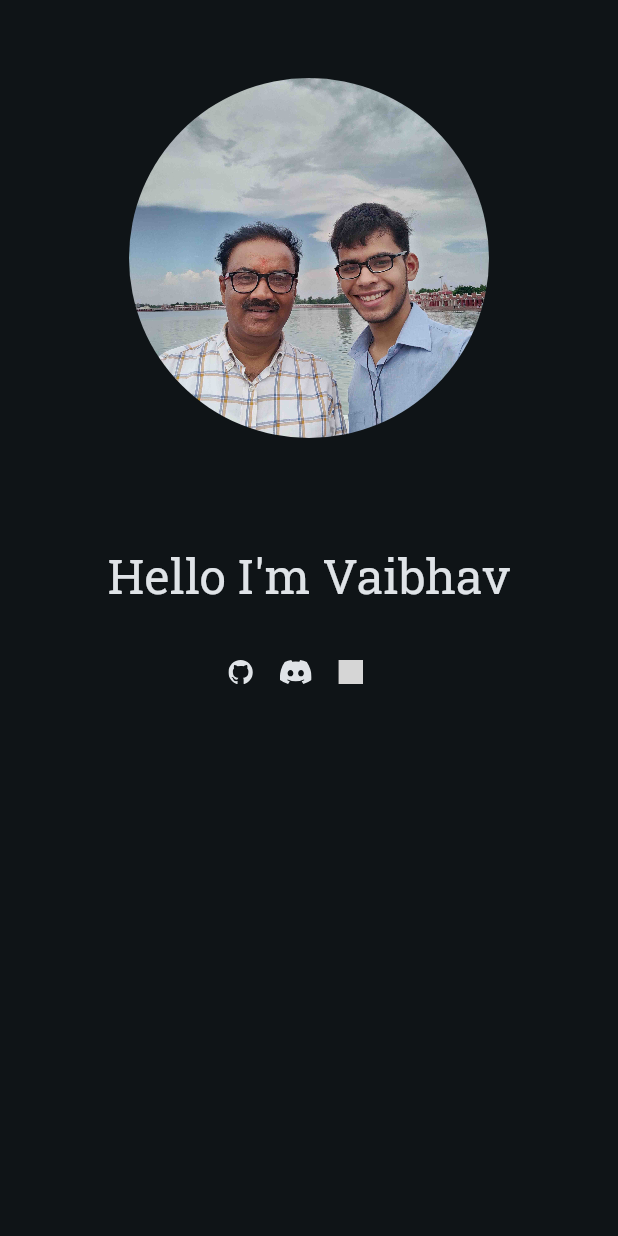
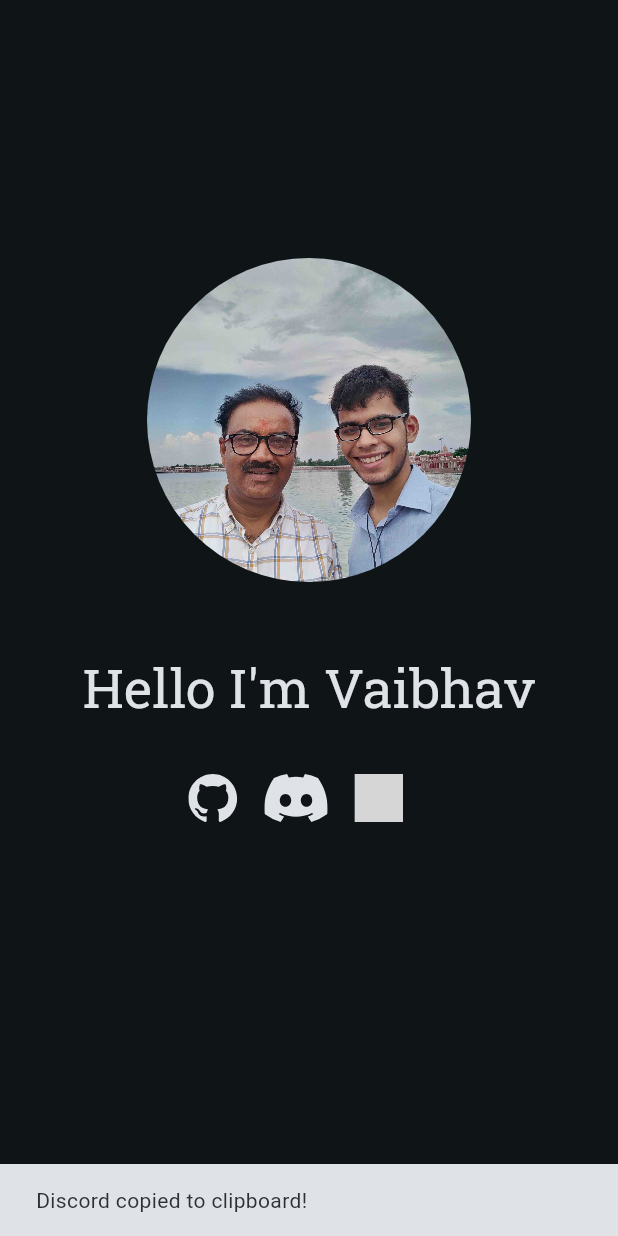
Before and after one commit to vaibhavppandey/material_portfolio_webapp, a Flutter app: the screen it shows after launch, after a tap on an icon or button, on a phone screen of 412 x 824 dp. Run offline on Flutter 3.47's test engine with Material 2 defaults, Android fonts, the phone set to English and light mode, and no system bars; drawn by our look-alikes of animated_text_kit; our stand-ins replace flutter_riverpod, flutter_svg, google_fonts; grey boxes are pictures that could not be loaded.

Commit message:
refactor(feat): fix functionality for socials

```diff
--- a/lib/src/entity/social.dart
+++ b/lib/src/entity/social.dart
@@ -4,9 +4,15 @@ import 'package:flutter/material.dart' show Color;
 class Social {
   final String asset;
   final Color color;
-  final Uri link;
+  final String payload;
+  final String type;
 
-  const Social({required this.asset, required this.color, required this.link});
+  const Social({
+    required this.asset,
+    required this.color,
+    required this.payload,
+    required this.type,
+  });
 
   factory Social.fromJson(Map<String, dynamic> json) {
     Color colorFromHexString(String hexColor) {
@@ -16,6 +22,7 @@ class Social {
     return Social(
         asset: json["asset"],
         color: colorFromHexString(json["color"]),
-        link: Uri.parse(json["link"]));
+        payload: json["link"],
+        type: json["type"]);
   }
 }
--- a/lib/src/layout/body.dart
+++ b/lib/src/layout/body.dart
@@ -36,6 +36,7 @@ class _PortfolioBodyState extends ConsumerState<PortfolioBody> {
           mainAxisSize: MainAxisSize.min,
           crossAxisAlignment: CrossAxisAlignment.center,
           children: <Widget>[
+            // if (platformNotifier.isMobile()) const Spacer(flex: 1),
             Flexible(
                 fit: FlexFit.loose,
                 flex: platformNotifier.isDesktop() ? 7 : 9,
--- a/lib/src/provider/platforms_provider.dart
+++ b/lib/src/provider/platforms_provider.dart
@@ -11,14 +11,14 @@ import 'package:material_portfolio_webapp/src/util/platform/abstract_platform.da
     show Platform;
 
 class PlatformsProvider extends StateNotifier<Platforms> {
-  PlatformsProvider() : super(Platforms.desktop);
+  PlatformsProvider() : super(Platforms.mobile);
 
   void setCurrentPltaform(Size size) {
     if (size.width >= 1024) {
       state = Platforms.desktop;
     } else if (size.width >= 768) {
       state = Platforms.tablet;
-    } else if (size.width >= 480) {
+    } else if (size.width >= 360) {
       state = Platforms.mobile;
     } else {
       state = Platforms.small;
--- a/lib/src/repository/data.dart
+++ b/lib/src/repository/data.dart
@@ -2,19 +2,22 @@ import 'package:material_portfolio_webapp/src/entity/social.dart' show Social;
 import 'package:flutter/material.dart' show Color;
 import 'dart:core';
 
-List<Social> socials = <Social>[
+List<Social> socials = const <Social>[
   Social(
       asset: "github",
-      color: const Color(0xFFFFFFFF),
-      link: Uri.parse("https://www.github.com/vaibhavppandey")),
+      color: Color(0xFFFFFFFF),
+      payload: "https://www.github.com/vaibhavppandey",
+      type: "link"),
   Social(
       asset: "discord",
-      color: const Color(0xFF7289DA),
-      link: Uri.parse("https://large-type.com/#vpp%231032")),
+      color: Color(0xFF7289DA),
+      payload: "vpp#1032",
+      type: "text"),
   Social(
       asset: "outlook",
-      color: const Color(0xFF0072C6),
-      link: Uri.parse("https://large-type.com/#vaibhav.ppandey%40outlook.com")),
+      color: Color(0xFF0072C6),
+      payload: "vaibhav.ppandey@outlook.com",
+      type: "mail"),
 ];
 
 List<String> texts = <String>[
--- a/lib/src/util/platform/small.dart
+++ b/lib/src/util/platform/small.dart
@@ -1,9 +1,9 @@
 import 'package:flutter/material.dart';
 import 'package:material_portfolio_webapp/src/util/platform/abstract_platform.dart';
 
-const double _height = 720;
+const double _height = 360;
 const Axis _direction = Axis.vertical;
-const double _iconSize = 16;
+const double _iconSize = 18;
 
 class Small implements Platform {
   @override
@@ -19,6 +19,6 @@ class Small implements Platform {
   @override
   TextStyle? buildTextStyle(BuildContext context) => Theme.of(context)
       .textTheme
-      .headlineLarge
+      .headlineMedium
       ?.copyWith(color: Theme.of(context).colorScheme.onBackground);
 }
--- a/lib/src/util/platform/tablet.dart
+++ b/lib/src/util/platform/tablet.dart
@@ -2,7 +2,7 @@ import 'package:flutter/material.dart';
 import 'package:material_portfolio_webapp/src/util/platform/abstract_platform.dart';
 
 const double _height = 720;
-const double _iconSize = 36;
+const double _iconSize = 32;
 const Axis _direction = Axis.vertical;
 
 class Tablet implements Platform {
--- a/lib/src/widget/social_svg_button.dart
+++ b/lib/src/widget/social_svg_button.dart
@@ -1,6 +1,11 @@
 import 'package:flutter/material.dart';
+import 'package:flutter/services.dart' show Clipboard, ClipboardData;
+
 import 'package:flutter_svg/svg.dart';
+import 'package:google_fonts/google_fonts.dart';
 import 'package:url_launcher/url_launcher.dart';
+import 'package:url_launcher/url_launcher_string.dart';
+
 import 'package:material_portfolio_webapp/src/entity/social.dart';
 
 class SocialSvgEmulatedButton extends StatefulWidget {
@@ -41,22 +46,58 @@ class _SocialSvgEmulatedButtonState extends State<SocialSvgEmulatedButton>
             begin: Theme.of(context).colorScheme.onBackground,
             end: widget.social.color)
         .animate(_curvedAnimation);
-    return MouseRegion(
+    return Tooltip(
+      message: widget.social.asset,
+      margin: const EdgeInsets.only(top: 8.0),
+      textStyle: GoogleFonts.robotoSlab(
+          textStyle: Theme.of(context)
+              .textTheme
+              .labelMedium
+              ?.copyWith(color: Theme.of(context).colorScheme.background)),
+      child: AnimatedSize(
+        clipBehavior: Clip.none,
+        duration: const Duration(milliseconds: 250),
+        child: MouseRegion(
           onEnter: (_) => _animationController.forward(),
           onExit: (_) => _animationController.reverse(),
           cursor: SystemMouseCursors.click,
           child: GestureDetector(
-        onTap: () => launchUrl(widget.social.link),
+            onTap: () => _handlePayload(),
             child: AnimatedBuilder(
                 animation: _animationController,
-            builder: (context, _) => SvgPicture.asset(
+                builder: (context, _) => _buildSvgAsset(colorAnimation)),
+          ),
+        ),
+      ),
+    );
+  }
+
+  SvgPicture _buildSvgAsset(Animation colorAnimation) => SvgPicture.asset(
         "assets/svg/${widget.social.asset}.svg",
         height: widget.height,
         fit: BoxFit.fitHeight,
-                  colorFilter:
-                      ColorFilter.mode(colorAnimation.value, BlendMode.srcIn),
-                )),
-      ),
+        colorFilter: ColorFilter.mode(colorAnimation.value, BlendMode.srcIn),
+      );
+  void _handlePayload() {
+    final payload = widget.social.payload;
+    switch (widget.social.type) {
+      case "link":
+        launchUrl(Uri.parse(payload));
+        break;
+      case "mail":
+        launchUrlString(
+            "mailto:$payload?subject=Hello%20G&body=Nigga%20wanna%20see%20me%20fall");
+        break;
+      default:
+        Clipboard.setData(ClipboardData(text: payload));
+        ScaffoldMessenger.of(context)
+            .showSnackBar(_buildSnackbar("Discord copied to clipboard!"));
+        break;
+    }
+  }
+
+  SnackBar _buildSnackbar(String text) => SnackBar(
+        content: Text(text),
+        clipBehavior: Clip.antiAlias,
       );
 }
-}
--- a/lib/src/widget/typewriter_text.dart
+++ b/lib/src/widget/typewriter_text.dart
@@ -6,21 +6,25 @@ class TypewriterText extends StatelessWidget {
   final TextStyle? textStyle;
   const TypewriterText({super.key, required this.textStyle});
 
+  static const _texts = [
+    "Hello I'm Vaibhav",
+    "I am into Flutter",
+    "I <3 openSource"
+  ];
+
   @override
   Widget build(BuildContext context) {
     return AnimatedTextKit(
       pause: const Duration(milliseconds: 1200),
       repeatForever: true,
-      animatedTexts: [
-        "Hello I'm Vaibhav",
-        "I am into Flutter",
-        "I <3 openSource"
-      ]
-          .map((String text) => TypewriterAnimatedText(text,
-              cursor: '|',
-              speed: const Duration(milliseconds: 90),
-              textStyle: GoogleFonts.robotoSlab(textStyle: textStyle)))
-          .toList(),
+      animatedTexts:
+          _texts.map((String text) => _buildAnimatedText(text)).toList(),
     );
   }
+
+  TypewriterAnimatedText _buildAnimatedText(String text) =>
+      TypewriterAnimatedText(text,
+          cursor: '|',
+          speed: const Duration(milliseconds: 90),
+          textStyle: GoogleFonts.robotoSlab(textStyle: textStyle));
 }
```
Lines whose indentation alone changed are shown as unchanged.
